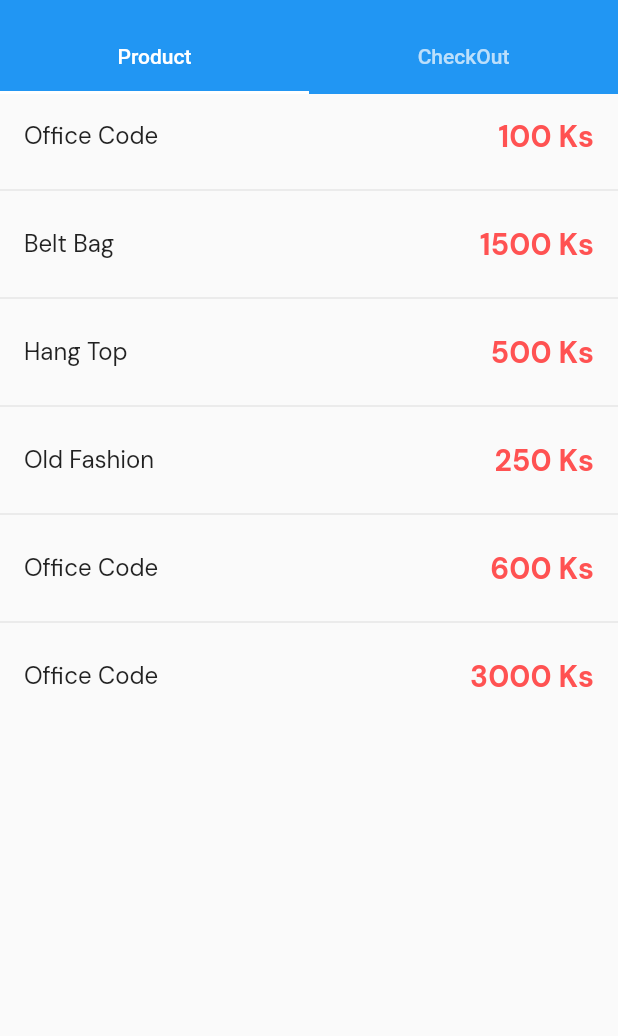
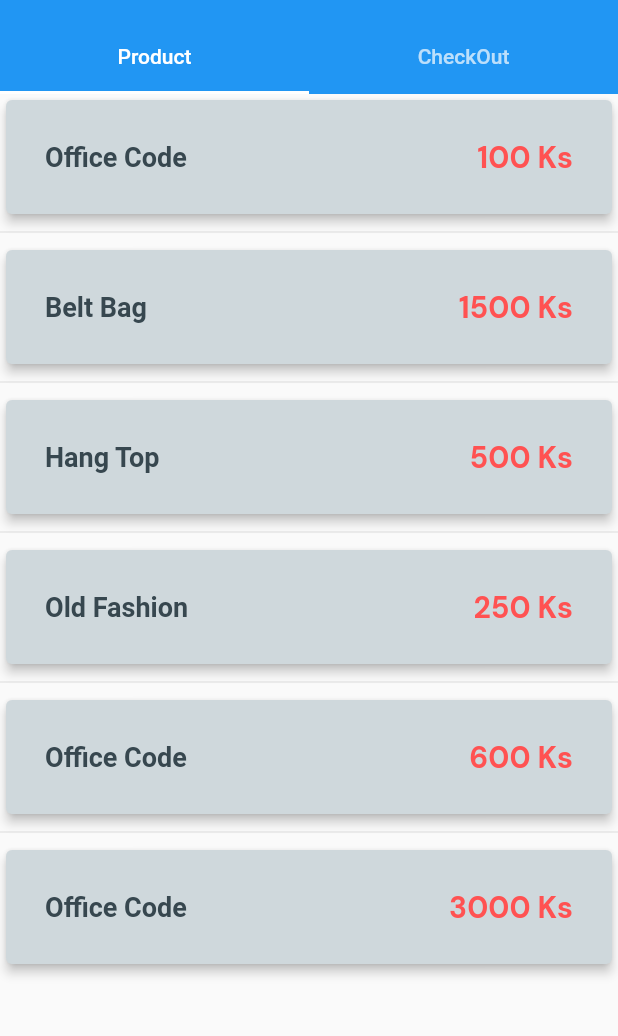
Before and after one commit to gipsycloud/akin, a Flutter app: the screen it shows after launch, after a tap on "Table One", on a phone screen of 412 x 824 dp, the part 62-1098 px from its top. Run offline on Flutter 3.47's test engine with Material 2 defaults, Android fonts, the phone set to English and light mode, and no system bars; our stand-ins replace flutter_svg, google_fonts, hive, hive_flutter; accounts and stored records are empty.

Commit message:
modified checkout system for plus price per item

```diff
--- a/lib/table/component/akin_item.dart
+++ b/lib/table/component/akin_item.dart
@@ -3,22 +3,46 @@ import 'package:akin/model/table_data.dart';
 import 'package:flutter/material.dart';
 
 class AkinItem extends StatelessWidget {
+  final ValueSetter<Product> valueSetter;
   final TableData data;
   final List<Product> products;
-  const AkinItem({Key? key, required this.data, required this.products})
+  const AkinItem(
+      {Key? key,
+      required this.data,
+      required this.products,
+      required this.valueSetter})
       : super(key: key);
 
   @override
   Widget build(BuildContext context) {
     return ListView.separated(
+        shrinkWrap: true,
         itemBuilder: ((context, index) {
-          return ListTile(
-            title: Text(products[index].title),
-            trailing: Text("${products[index].price} Ks",
-                style: const TextStyle(
-                    color: Colors.redAccent,
-                    fontSize: 20.0,
-                    fontWeight: FontWeight.bold)),
+          return Card(
+            color: Colors.blueGrey.shade100,
+            elevation: 3.0,
+            child: Padding(
+              padding: const EdgeInsets.all(10.0),
+              child: ListTile(
+                title: RichText(
+                  overflow: TextOverflow.ellipsis,
+                  text: TextSpan(
+                      text: products[index].title,
+                      style: TextStyle(
+                          color: Colors.blueGrey.shade800,
+                          fontWeight: FontWeight.bold,
+                          fontSize: 18.0)),
+                ),
+                trailing: Text("${products[index].price} Ks",
+                    style: const TextStyle(
+                        color: Colors.redAccent,
+                        fontSize: 20.0,
+                        fontWeight: FontWeight.bold)),
+                onTap: () {
+                  valueSetter(products[index]);
+                },
+              ),
+            ),
           );
         }),
         separatorBuilder: (context, index) {
--- a/lib/table/table_order.dart
+++ b/lib/table/table_order.dart
@@ -2,7 +2,6 @@ import 'package:akin/model/product.dart';
 import 'package:akin/model/table_data.dart';
 import 'package:akin/table/component/akin_item.dart';
 import 'package:akin/table/component/checkoutscreen.dart';
-// import 'package:akin/table/component/body.dart';
 import 'package:flutter/material.dart';
 
 class TableOrder extends StatefulWidget {
@@ -16,6 +15,9 @@ class TableOrder extends StatefulWidget {
 }
 
 class _TableOrderState extends State<TableOrder> {
+  List<Product> cart = [];
+  int sum = 0;
+
   @override
   Widget build(BuildContext context) {
     return DefaultTabController(
@@ -23,8 +25,22 @@ class _TableOrderState extends State<TableOrder> {
       child: Scaffold(
         appBar: buildAppBar(context),
         body: TabBarView(children: <Widget>[
-          AkinItem(data: widget.data, products: products),
-          CheckOutScreen(data: widget.data, products: widget.products),
+          AkinItem(
+              data: widget.data,
+              products: products,
+              valueSetter: (Product value) {
+                setState(() {
+                  cart.add(value);
+                  sum = 0;
+                  for (var element in cart) {
+                    sum = sum + element.price;
+                  }
+                });
+              }),
+          CheckOutScreen(
+            cart: cart,
+            sum: sum = sum,
+          ),
         ]),
       ),
     );
--- a/pubspec.yaml
+++ b/pubspec.yaml
@@ -37,8 +37,8 @@ dependencies:
   google_fonts: ^3.0.1
   http: ^0.13.4     # It help us to fatch data from API
   get: ^4.6.5
-  cloud_firestore: ^3.4.4
-  firebase_core: ^1.20.1
+  # cloud_firestore: ^3.4.4
+  # firebase_core: ^1.20.1
 
   # The following adds the Cupertino Icons font to your application.
   # Use with the CupertinoIcons class for iOS style icons.
```
Also changed, not shown: lib/table/component/checkoutscreen.dart (+32 -7 lines), pubspec.lock, 1 other file.
